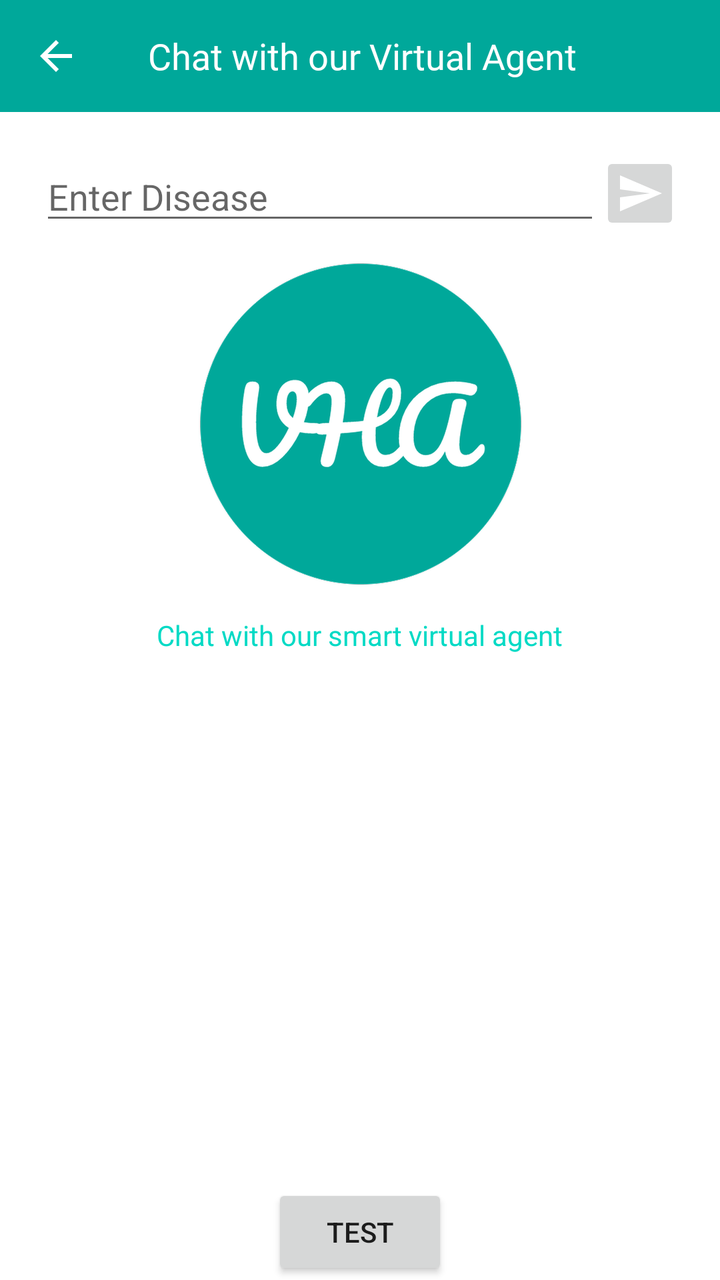
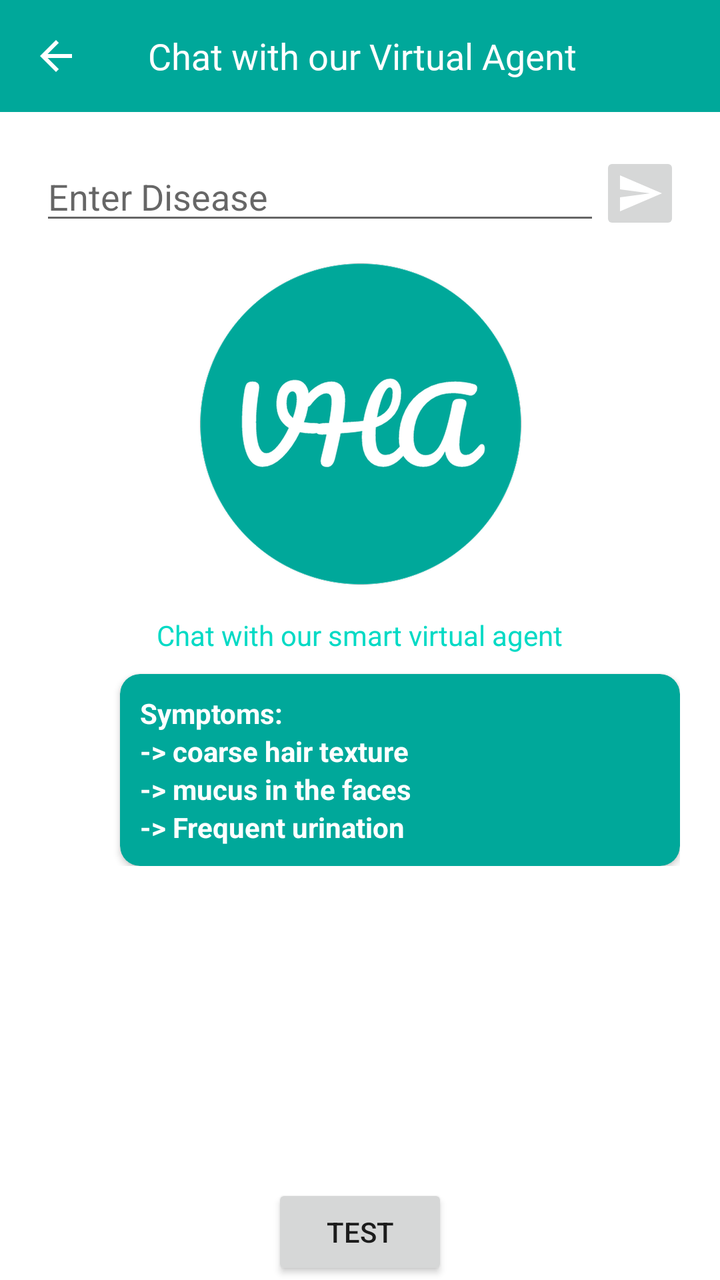

The first picture is an Android layout as it rendered before a commit; the second is the same layout after the commit. The layout source and the unified diff follow.
<!-- AndroidManifest.xml: application theme Theme.VHAApp -->
<!-- res/layout/chat_fragment.xml -->
<?xml version="1.0" encoding="utf-8"?>
<RelativeLayout xmlns:android="http://schemas.android.com/apk/res/android"
    xmlns:tools="http://schemas.android.com/tools"
    android:layout_width="match_parent"
    android:layout_height="match_parent"
    tools:context=".ui.ChatFragment">

    <androidx.appcompat.widget.Toolbar
        android:id="@+id/toolBar"
        android:layout_width="match_parent"
        android:layout_height="wrap_content"
        android:background="@color/purple_700">

        <ImageView
            android:id="@+id/imgBack"
            android:layout_width="wrap_content"
            android:layout_height="wrap_content"
            android:src="@drawable/ic_back" />

        <TextView
            android:layout_width="wrap_content"
            android:layout_height="wrap_content"
            android:layout_marginStart="50dp"
            android:fontFamily="@font/roboto_regular"
            android:text="Chat with our Virtual Agent"
            android:textColor="@color/white"
            android:textSize="18sp" />
    </androidx.appcompat.widget.Toolbar>

    <Button
        android:id="@+id/testButton"
        android:layout_width="wrap_content"
        android:layout_height="wrap_content"
        android:layout_alignParentBottom="true"
        android:layout_centerHorizontal="true"
        android:text="Test"/>

    <AutoCompleteTextView
        android:id="@+id/autoCompleteTextView"
        android:layout_width="wrap_content"
        android:layout_height="wrap_content"
        android:layout_marginLeft="20dp"
        android:layout_below="@id/toolBar"
        android:layout_marginTop="20dp"
        android:layout_alignParentStart="true"
        android:layout_toStartOf="@id/sendButton"
        android:hint="Enter Disease" />

    <ImageButton
        android:id="@+id/sendButton"
        android:layout_width="40dp"
        android:layout_height="40dp"
        android:layout_alignParentEnd="true"
        android:layout_alignTop="@id/autoCompleteTextView"
        android:layout_alignBottom="@id/autoCompleteTextView"
        android:layout_marginEnd="20dp"
        android:src="@drawable/ic_send" />

    <com.google.android.material.chip.ChipGroup
        android:id="@+id/chipGroup"
        android:layout_width="wrap_content"
        android:layout_height="wrap_content"
        android:layout_marginHorizontal="20dp"
        android:layout_below="@id/autoCompleteTextView" />

    <ScrollView
        android:layout_width="match_parent"
        android:layout_height="wrap_content"
        android:layout_marginHorizontal="20dp"
        android:layout_below="@id/chipGroup">

        <RelativeLayout
            android:layout_width="match_parent"
            android:layout_height="wrap_content">

            <ImageView
                android:id="@+id/logo"
                android:layout_width="wrap_content"
                android:layout_height="wrap_content"
                android:src="@drawable/logo"
                android:layout_centerHorizontal="true"
                android:layout_marginTop="10dp" />

            <TextView
                android:layout_width="wrap_content"
                android:layout_height="wrap_content"
                android:layout_below="@id/logo"
                android:layout_centerHorizontal="true"
                android:layout_marginTop="10dp"
                android:textColor="@color/teal_200"
                android:text="Chat with our smart virtual agent"/>
        </RelativeLayout>

    </ScrollView>


</RelativeLayout>
<!-- resources referenced by this layout -->
<resources>
  <color name="purple_700">#00a89a</color>
  <color name="teal_200">#FF03DAC5</color>
  <color name="white">#FFFFFFFF</color>
  <!-- drawable ic_back (drawable) -->
  <vector android:height="24dp" android:tint="#FFFFFF"
      android:viewportHeight="24" android:viewportWidth="24"
      android:width="24dp" xmlns:android="http://schemas.android.com/apk/res/android">
      <path android:fillColor="@android:color/white" android:pathData="M20,11H7.83l5.59,-5.59L12,4l-8,8 8,8 1.41,-1.41L7.83,13H20v-2z"/>
  </vector>
  <!-- drawable ic_send (drawable) -->
  <vector android:autoMirrored="true" android:height="24dp"
      android:tint="#FFFFFF" android:viewportHeight="24"
      android:viewportWidth="24" android:width="24dp" xmlns:android="http://schemas.android.com/apk/res/android">
      <path android:fillColor="@android:color/white" android:pathData="M2.01,21L23,12 2.01,3 2,10l15,2 -15,2z"/>
  </vector>
  <!-- drawable logo: png bitmap (drawable-hdpi, 17430 bytes) -->
  <style name="Theme.VHAApp" parent="Theme.MaterialComponents.DayNight.NoActionBar">
          
          <item name="colorPrimary">@color/purple_500</item>
          <item name="colorPrimaryVariant">@color/purple_700</item>
          <item name="colorOnPrimary">@color/white</item>
          
          <item name="colorSecondary">@color/teal_200</item>
          <item name="colorSecondaryVariant">@color/teal_700</item>
          <item name="colorOnSecondary">@color/black</item>
          
          <item name="android:statusBarColor" tools:targetApi="l">?attr/colorPrimaryVariant</item>
          
      </style>
  <color name="purple_500">#1b4350</color>
  <color name="teal_700">#FF018786</color>
  <color name="black">#FF000000</color>
</resources>

<!-- the commit's change to res/layout/chat_fragment.xml (unified diff, before → after) -->
@@ -1,5 +1,6 @@
 <?xml version="1.0" encoding="utf-8"?>
 <RelativeLayout xmlns:android="http://schemas.android.com/apk/res/android"
+    xmlns:app="http://schemas.android.com/apk/res-auto"
     xmlns:tools="http://schemas.android.com/tools"
     android:layout_width="match_parent"
     android:layout_height="match_parent"
@@ -33,16 +34,16 @@
         android:layout_height="wrap_content"
         android:layout_alignParentBottom="true"
         android:layout_centerHorizontal="true"
-        android:text="Test"/>
+        android:text="Test" />
 
     <AutoCompleteTextView
         android:id="@+id/autoCompleteTextView"
         android:layout_width="wrap_content"
         android:layout_height="wrap_content"
+        android:layout_below="@id/toolBar"
+        android:layout_alignParentStart="true"
         android:layout_marginLeft="20dp"
-        android:layout_below="@id/toolBar"
         android:layout_marginTop="20dp"
-        android:layout_alignParentStart="true"
         android:layout_toStartOf="@id/sendButton"
         android:hint="Enter Disease" />
 
@@ -50,9 +51,9 @@
         android:id="@+id/sendButton"
         android:layout_width="40dp"
         android:layout_height="40dp"
-        android:layout_alignParentEnd="true"
         android:layout_alignTop="@id/autoCompleteTextView"
         android:layout_alignBottom="@id/autoCompleteTextView"
+        android:layout_alignParentEnd="true"
         android:layout_marginEnd="20dp"
         android:src="@drawable/ic_send" />
 
@@ -60,14 +61,15 @@
         android:id="@+id/chipGroup"
         android:layout_width="wrap_content"
         android:layout_height="wrap_content"
-        android:layout_marginHorizontal="20dp"
-        android:layout_below="@id/autoCompleteTextView" />
+        android:layout_below="@id/autoCompleteTextView"
+        android:layout_marginHorizontal="20dp" />
 
     <ScrollView
         android:layout_width="match_parent"
         android:layout_height="wrap_content"
+        android:layout_below="@id/chipGroup"
         android:layout_marginHorizontal="20dp"
-        android:layout_below="@id/chipGroup">
+        android:paddingBottom="20dp">
 
         <RelativeLayout
             android:layout_width="match_parent"
@@ -77,18 +79,125 @@
                 android:id="@+id/logo"
                 android:layout_width="wrap_content"
                 android:layout_height="wrap_content"
-                android:src="@drawable/logo"
                 android:layout_centerHorizontal="true"
-                android:layout_marginTop="10dp" />
+                android:layout_marginTop="10dp"
+                android:src="@drawable/logo" />
 
             <TextView
+                android:id="@+id/sloganText"
                 android:layout_width="wrap_content"
                 android:layout_height="wrap_content"
                 android:layout_below="@id/logo"
                 android:layout_centerHorizontal="true"
                 android:layout_marginTop="10dp"
-                android:textColor="@color/teal_200"
-                android:text="Chat with our smart virtual agent"/>
+                android:text="Chat with our smart virtual agent"
+                android:textColor="@color/teal_200" />
+
+            <androidx.cardview.widget.CardView
+                android:id="@+id/introContainer"
+                android:layout_width="match_parent"
+                android:layout_height="wrap_content"
+                android:layout_below="@id/sloganText"
+                android:layout_marginStart="40dp"
+                android:layout_marginTop="10dp"
+                app:cardBackgroundColor="@color/purple_700"
+                app:cardCornerRadius="10dp">
+
+                <LinearLayout
+                    android:layout_width="wrap_content"
+                    android:layout_height="wrap_content"
+                    android:orientation="vertical"
+                    android:padding="10dp">
+
+                    <TextView
+                        android:layout_width="wrap_content"
+                        android:layout_height="wrap_content"
+                        android:text="Symptoms:"
+                        android:textColor="@color/white"
+                        android:textStyle="bold" />
+
+
+                    <TextView
+                        android:layout_width="wrap_content"
+                        android:layout_height="wrap_content"
+                        android:text="-> coarse hair texture"
+                        android:textColor="@color/white"
+                        android:textStyle="bold" />
+
+                    <TextView
+                        android:layout_width="wrap_content"
+                        android:layout_height="wrap_content"
+                        android:text="-> mucus in the faces"
+                        android:textColor="@color/white"
+                        android:textStyle="bold" />
+
+
+                    <TextView
+                        android:layout_width="wrap_content"
+                        android:layout_height="wrap_content"
+                        android:text="-> Frequent urination"
+                        android:textColor="@color/white"
+                        android:textStyle="bold" />
+                </LinearLayout>
+
+            </androidx.cardview.widget.CardView>
+
+
+            <androidx.cardview.widget.CardView
+                android:id="@+id/diseaseContainer"
+                android:layout_width="wrap_content"
+                android:layout_height="wrap_content"
+                android:layout_below="@id/introContainer"
+                android:layout_marginTop="10dp"
+                android:layout_marginEnd="40dp"
+                android:visibility="gone"
+                app:cardBackgroundColor="@color/purple_500"
+                app:cardCornerRadius="10dp">
+
+                <LinearLayout
+                    android:layout_width="wrap_content"
+                    android:layout_height="wrap_content"
+                    android:orientation="horizontal"
+                    android:padding="10dp">
+
+                    <TextView
+                        android:id="@+id/diseaseTextView"
+                        android:layout_width="wrap_content"
+                        android:layout_height="wrap_content"
+                        android:textColor="@color/white"
+                        android:textStyle="bold" />
+                </LinearLayout>
+
+            </androidx.cardview.widget.CardView>
+
+            <androidx.cardview.widget.CardView
+                android:id="@+id/briefDiseaseContainer"
+                android:layout_width="wrap_content"
+                android:layout_height="wrap_content"
+                android:layout_below="@id/diseaseContainer"
+                android:layout_marginTop="10dp"
+                android:layout_marginEnd="40dp"
+                android:visibility="gone"
+                app:cardBackgroundColor="@color/purple_500"
+                app:cardCornerRadius="10dp">
+
+                <LinearLayout
+                    android:layout_width="wrap_content"
+                    android:layout_height="wrap_content"
+                    android:orientation="horizontal"
+                    android:padding="10dp">
+
+                    <TextView
+                        android:id="@+id/briefDiseaseTextView"
+                        android:layout_width="wrap_content"
+                        android:layout_height="wrap_content"
+                        android:textColor="@color/white"
+                        android:text="Malaria is a serious and sometimes fatal disease caused by a parasite that commonly infects a certain type of mosquito which feeds on humans. People who get malaria are typically very sick with high fevers, shaking chills, and flu-like illness."
+                        android:textStyle="bold" />
+                </LinearLayout>
+
+            </androidx.cardview.widget.CardView>
+
         </RelativeLayout>
 
     </ScrollView>
<!-- resource entries referenced after the edit -->
@@ -1,5 +1,6 @@
 <!-- resources referenced by this layout -->
 <resources>
+  <color name="purple_500">#1b4350</color>
   <color name="purple_700">#00a89a</color>
   <color name="teal_200">#FF03DAC5</color>
   <color name="white">#FFFFFFFF</color>
@@ -29,7 +30,6 @@
           <item name="android:statusBarColor" tools:targetApi="l">?attr/colorPrimaryVariant</item>
           
       </style>
-  <color name="purple_500">#1b4350</color>
   <color name="teal_700">#FF018786</color>
   <color name="black">#FF000000</color>
 </resources>
